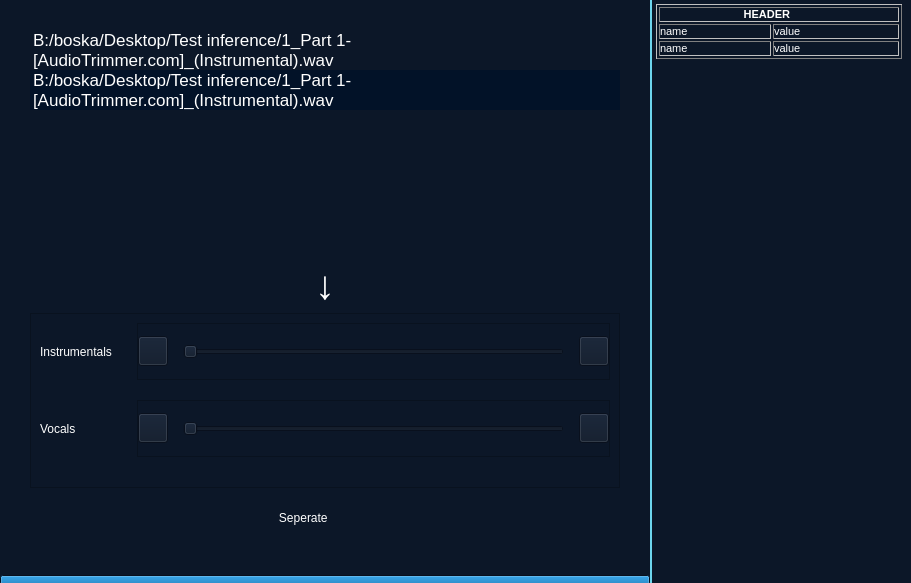
This is ui_files/mainwindow.ui in Anjok07/ultimatevocalremovergui as Qt 5 draws it before an edit. The edited form follows.
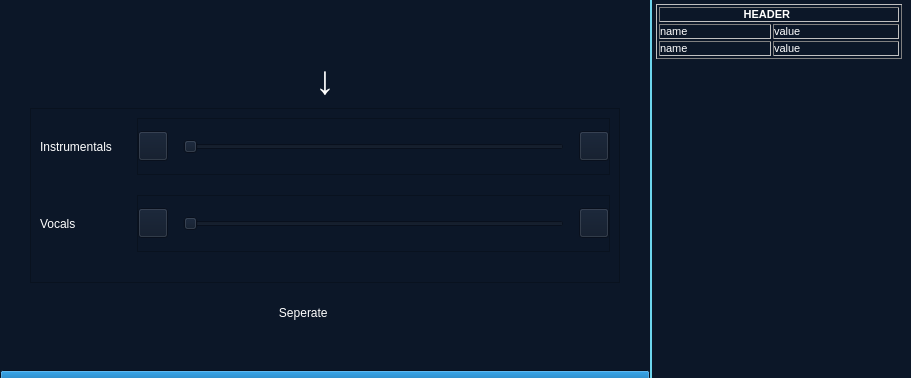
This is the edited form. The open tabs and pages were chosen to show the change.

What changed in the file:
```diff
--- a/ui_files/mainwindow.ui
+++ b/ui_files/mainwindow.ui
@@ -7,7 +7,7 @@
     <x>0</x>
     <y>0</y>
     <width>911</width>
-    <height>583</height>
+    <height>0</height>
    </rect>
   </property>
   <property name="minimumSize">
@@ -73,6 +73,9 @@
 	outline: none;
 	border: none;
 }
+QScrollBar {
+	background-color: none;
+}
 /* Command Line*/
 QTextBrowser {
 	border-left: 2px;
@@ -310,16 +313,6 @@
                <property name="wordWrap">
                 <bool>true</bool>
                </property>
-               <item>
-                <property name="text">
-                 <string>B:/boska/Desktop/Test inference/1_Part 1-[AudioTrimmer.com]_(Instrumental).wav</string>
-                </property>
-               </item>
-               <item>
-                <property name="text">
-                 <string>B:/boska/Desktop/Test inference/1_Part 1-[AudioTrimmer.com]_(Instrumental).wav</string>
-                </property>
-               </item>
               </widget>
              </item>
             </layout>
```
Left out of the diff: 8 changed lines with no effect on the pictures.
